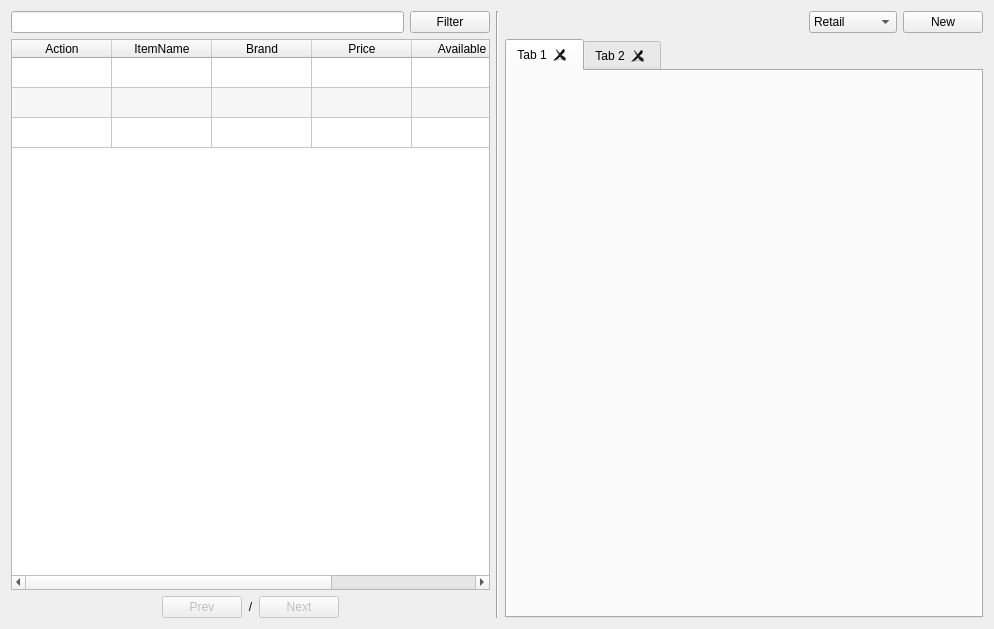
Above: app/views/templates/ManageSales.ui from rondalefloyd/mts-pos before the change. Below: the same form after it.
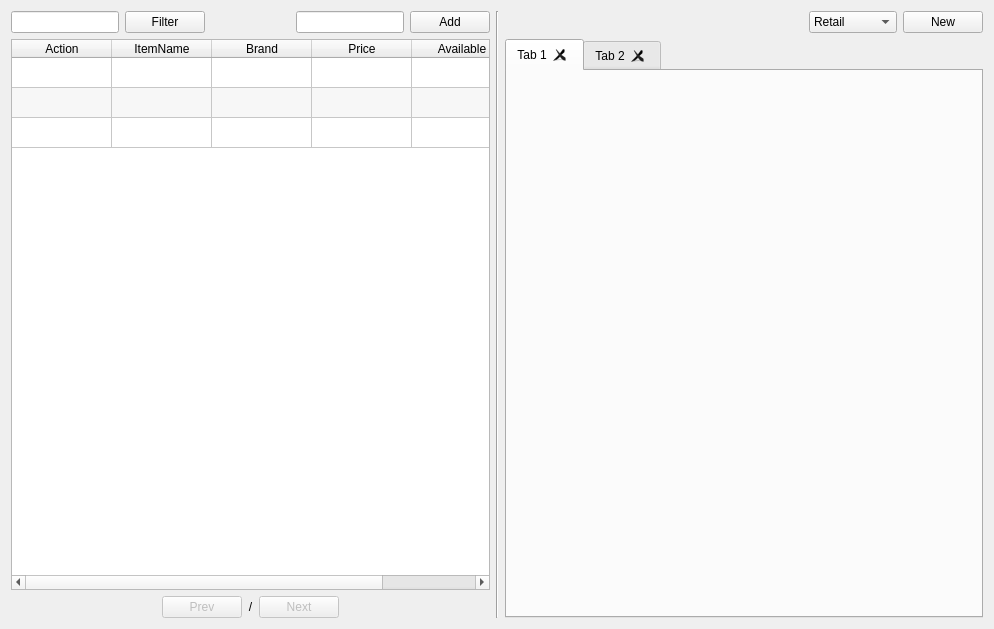
That is the form after the change.

```diff
--- a/app/views/templates/ManageSales.ui
+++ b/app/views/templates/ManageSales.ui
@@ -13,10 +13,12 @@
   <property name="windowTitle">
    <string>Form</string>
   </property>
-  <layout class="QHBoxLayout" name="horizontalLayout_4">
+  <layout class="QHBoxLayout" name="horizontalLayout_6">
    <item>
     <layout class="QVBoxLayout" name="verticalLayout">
      <item>
+      <layout class="QHBoxLayout" name="horizontalLayout_5">
+       <item>
       <layout class="QHBoxLayout" name="horizontalLayout">
        <item>
         <widget class="QLineEdit" name="lineEditFilter"/>
@@ -31,6 +33,35 @@
       </layout>
      </item>
      <item>
+        <spacer name="horizontalSpacer_4">
+         <property name="orientation">
+          <enum>Qt::Horizontal</enum>
+         </property>
+         <property name="sizeHint" stdset="0">
+          <size>
+           <width>40</width>
+           <height>20</height>
+          </size>
+         </property>
+        </spacer>
+       </item>
+       <item>
+        <layout class="QHBoxLayout" name="horizontalLayout_4">
+         <item>
+          <widget class="QLineEdit" name="lineEditBarcode"/>
+         </item>
+         <item>
+          <widget class="QPushButton" name="pushButtonAdd">
+           <property name="text">
+            <string>Add</string>
+           </property>
+          </widget>
+         </item>
+        </layout>
+       </item>
+      </layout>
+     </item>
+     <item>
       <widget class="QTableWidget" name="tableWidgetData">
        <property name="editTriggers">
         <set>QAbstractItemView::NoEditTriggers</set>
@@ -101,11 +132,6 @@
          <string>PromoName</string>
         </property>
        </column>
-       <column>
-        <property name="text">
-         <string>UpdateTs</string>
-        </property>
-       </column>
       </widget>
      </item>
      <item>
```
Lines whose indentation alone changed are shown as unchanged.
